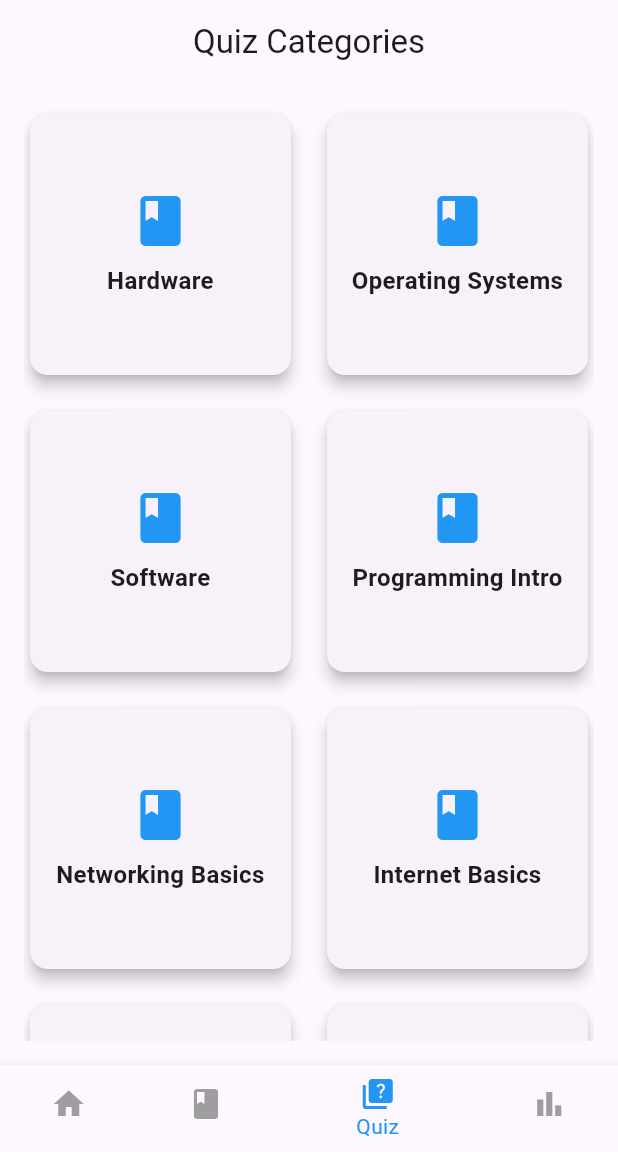
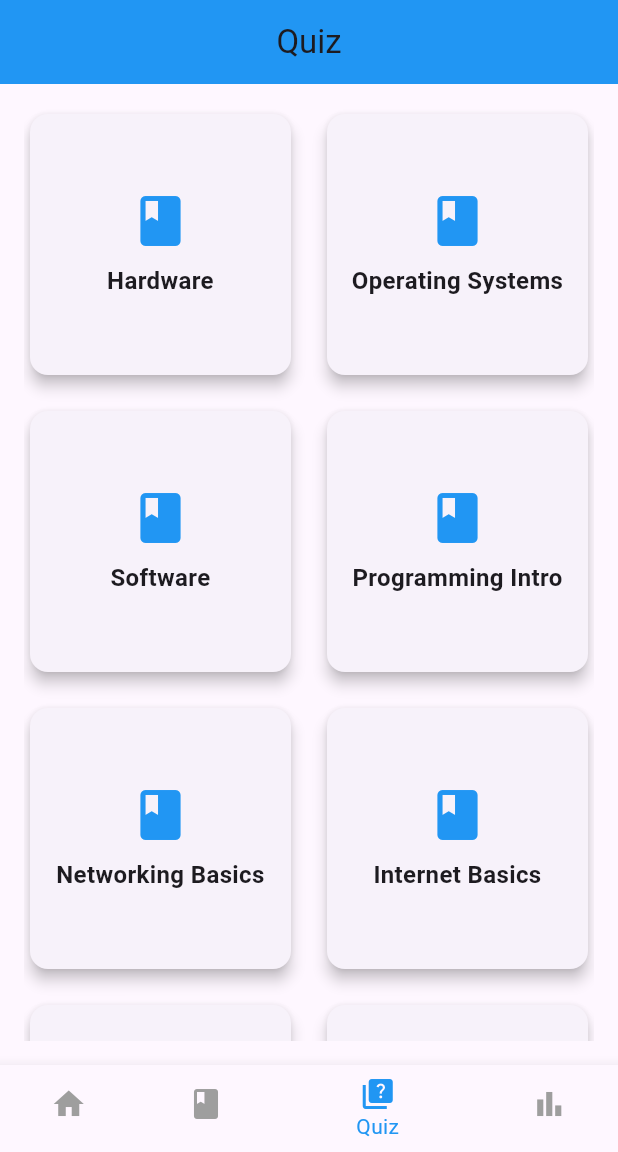
Before and after one commit to techtalksaty/learn_tech_app, a Flutter app: the screen it shows after launch, item 3 of the bottom bar chosen, on a phone screen of 412 x 824 dp, the part 84-1236 px from its top. Run offline on Flutter 3.47's test engine with Material 3 defaults, Android fonts, the phone set to English and light mode, and no system bars; our stand-ins replace flutter_markdown, hive, hive_flutter, percent_indicator; accounts and stored records are empty.

Commit message:
app-bar-color-fix-to-blue

```diff
--- a/my_learn_app/lib/screens/learn/learn_category_screen.dart
+++ b/my_learn_app/lib/screens/learn/learn_category_screen.dart
@@ -10,8 +10,9 @@ class LearnCategoryScreen extends StatelessWidget {
   Widget build(BuildContext context) {
     return Scaffold(
       appBar: AppBar(
-        title: const Text('Learn Categories'),
+        title: const Text('Learn'),
         centerTitle: true,
+        backgroundColor: primaryColor,
       ),
       body: Padding(
         padding: const EdgeInsets.all(16.0),
--- a/my_learn_app/lib/screens/quiz/quiz_category_screen.dart
+++ b/my_learn_app/lib/screens/quiz/quiz_category_screen.dart
@@ -10,8 +10,9 @@ class QuizCategoryScreen extends StatelessWidget {
   Widget build(BuildContext context) {
     return Scaffold(
       appBar: AppBar(
-        title: const Text('Quiz Categories'),
+        title: const Text('Quiz'),
         centerTitle: true,
+        backgroundColor: primaryColor,
       ),
       body: Padding(
         padding: const EdgeInsets.all(16.0),
```
